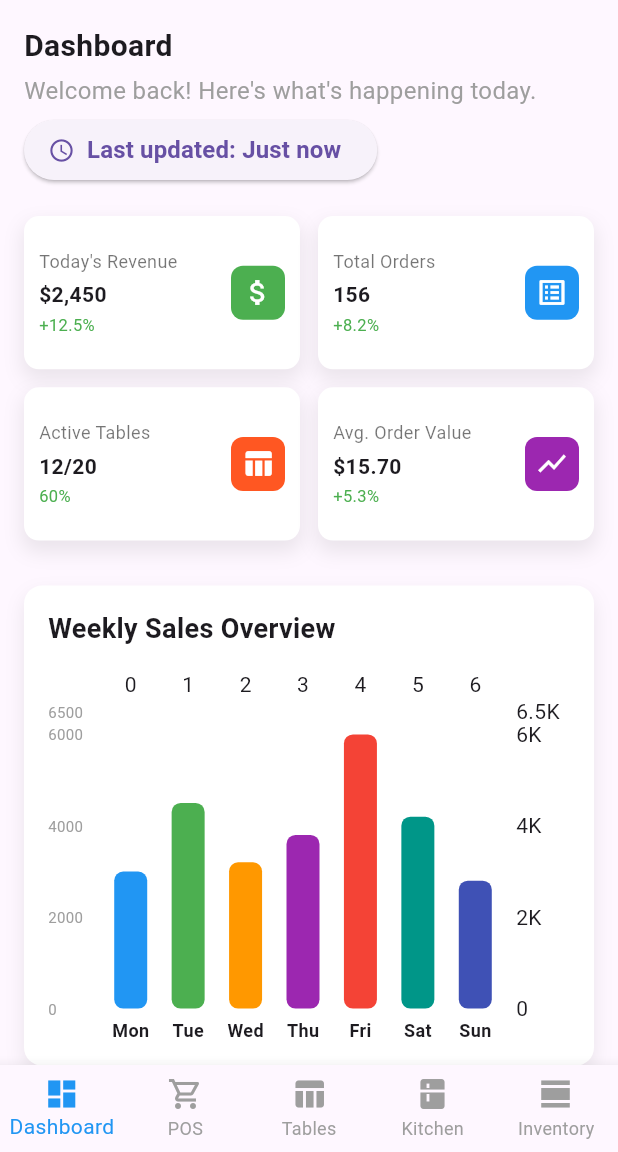
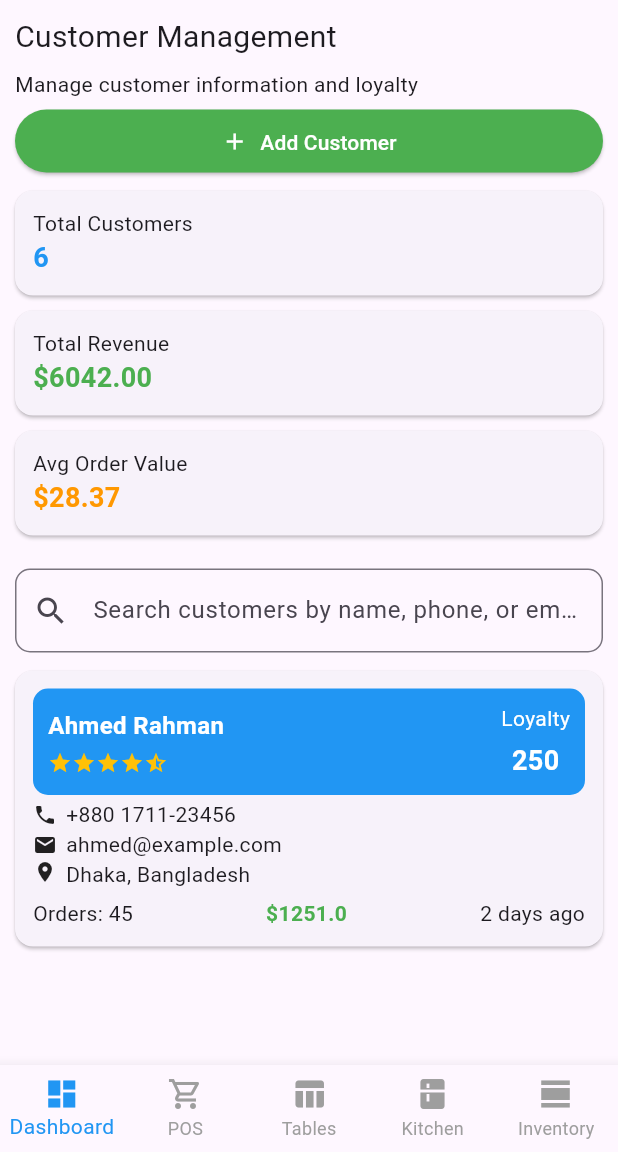
Before and after one commit to srsohan485/Restaurant, a Flutter app: the screen it shows after launch, on a phone screen of 412 x 824 dp, the part 84-1236 px from its top. Run offline on Flutter 3.47's test engine with Material 3 defaults, Android fonts, the phone set to English and light mode, and no system bars; drawn by our look-alikes of fl_chart.

Commit message:
Customerpage

```diff
--- /dev/null
+++ b/lib/customerpage.dart
@@ -0,0 +1,293 @@
+import 'package:flutter/material.dart';
+import 'package:restaurantpro/pos.dart';
+import 'package:restaurantpro/proparticepage.dart';
+import 'package:restaurantpro/table.dart';
+
+import 'dashboard.dart';
+import 'datamodel.dart';
+import 'employepage.dart';
+
+class CustomerPage extends StatefulWidget {
+  const CustomerPage({super.key});
+
+  @override
+  State<CustomerPage> createState() => _CustomerPageState();
+}
+
+class _CustomerPageState extends State<CustomerPage> {
+  @override
+  Widget build(BuildContext context) {
+    return Scaffold(
+      appBar: customAppBar(
+        title: "ResturanPro",
+        onMenuPressed: () => print("Menu clicked"),
+        onNotificationPressed: () => print("Notification clicked"),
+        onProfilePressed: () => print("Profile clicked"),
+      ),
+      body: SingleChildScrollView(
+        child: Padding(
+          padding: const EdgeInsets.all(10),
+          child: Column(
+            children: [
+              // Add Customer Button
+              Column(
+                crossAxisAlignment: CrossAxisAlignment.start,
+                children: [
+                  Text("Customer Management",style: TextStyle(fontSize: 20),),
+                  SizedBox(height: 7,),
+                  Text("Manage customer information and loyalty"),
+                  SizedBox(height: 7,),
+                  SizedBox(
+                    width: double.infinity,
+                    height: 42,
+                    child: ElevatedButton.icon(
+                      onPressed: () {},
+                      icon: const Icon(Icons.add, color: Colors.white),
+                      label: const Text("Add Customer",style: TextStyle(color: Colors.white),),
+                      style: ElevatedButton.styleFrom(
+                        backgroundColor: Colors.green,
+                        padding: const EdgeInsets.symmetric(vertical: 12),
+                      ),
+                    ),
+                  ),
+
+
+                ],
+              ),
+
+              const SizedBox(height: 12),
+
+              // Stats Cards
+              Column(
+                children: [
+                  statCard("Total Customers", "6", Colors.blue),
+                  statCard("Total Revenue", "\$6042.00", Colors.green),
+                  statCard("Avg Order Value", "\$28.37", Colors.orange),
+                ],
+              ),
+
+              const SizedBox(height: 12),
+
+              // Search
+              TextField(
+                decoration: InputDecoration(
+                  hintText: "Search customers by name, phone, or email",
+                  prefixIcon: const Icon(Icons.search),
+                  border: OutlineInputBorder(
+                    borderRadius: BorderRadius.circular(10),
+                  ),
+                ),
+              ),
+
+              const SizedBox(height: 12),
+
+              // Customer Card (List)
+              ListView.builder(
+                itemCount: customers.length,
+                shrinkWrap: true,
+                physics: const NeverScrollableScrollPhysics(),
+                itemBuilder: (context, index) {
+                  final c = customers[index];
+                  return customerCard(c);
+                },
+              ),
+            ],
+          ),
+        ),
+      ),
+
+
+      //bottomNavigationBar
+      bottomNavigationBar: BottomNavigationBar(
+        type: BottomNavigationBarType.fixed,
+        selectedItemColor: Colors.blue,
+        unselectedItemColor: Colors.grey,
+        onTap: (index) {
+          if (index == 0) {
+            Navigator.push(
+              context,
+              MaterialPageRoute(builder: (context) => Dashboard()),
+            );
+          } else if (index == 1) {
+            Navigator.push(
+              context,
+              MaterialPageRoute(builder: (context) => POSpage()),
+            );
+          } else if (index == 2) {
+            Navigator.push(
+              context,
+              MaterialPageRoute(builder: (context) => Tablescreen()),
+            );
+          } else if (index == 3){
+            Navigator.push(
+              context,
+              MaterialPageRoute(builder: (context) => EmployeePage()),
+            );
+          }else if (index == 4) {
+            // Navigator.push(
+            //   context,
+            //   MaterialPageRoute(builder: (context) => POSpage()),
+            // );
+          }else if (index == 5) {
+            // Navigator.push(
+            //   context,
+            //   MaterialPageRoute(builder: (context) => EmployeePage()),
+            // );
+          }
+        },
+        items: const [
+          BottomNavigationBarItem(icon: Icon(Icons.dashboard), label: 'Dashboard'),
+          BottomNavigationBarItem(icon: Icon(Icons.shopping_cart_outlined), label: 'POS'),
+          BottomNavigationBarItem(icon: Icon(Icons.table_chart), label: 'Tables'),
+          BottomNavigationBarItem(icon: Icon(Icons.kitchen), label: 'Kitchen'),
+          BottomNavigationBarItem(icon: Icon(Icons.view_day_sharp), label: 'Inventory'),
+        ],
+      ),
+
+
+    );
+  }
+
+  Widget statCard(String title, String value, Color color) {
+    return SizedBox(
+      width: double.infinity,
+      child: Card(
+        margin: const EdgeInsets.only(bottom: 10),
+        child: Padding(
+          padding: const EdgeInsets.all(12),
+          child: Column(
+            crossAxisAlignment: CrossAxisAlignment.start,
+            children: [
+              Text(title, style: const TextStyle(fontSize: 14)),
+              Text(
+                value,
+                style: TextStyle(
+                  fontSize: 18,
+                  color: color,
+                  fontWeight: FontWeight.bold,
+                ),
+              ),
+            ],
+          ),
+        ),
+      ),
+    );
+  }
+
+
+  Widget customerCard(Customer c) {
+    return Card(
+      margin: const EdgeInsets.only(bottom: 10),
+      child: Padding(
+        padding: const EdgeInsets.all(12),
+        child: Row(
+          children: [
+
+            Expanded(
+              child: Column(
+                crossAxisAlignment: CrossAxisAlignment.start,
+                children: [
+
+                  Container(
+                    padding: const EdgeInsets.all(10),
+                    decoration: BoxDecoration(
+                      color: Colors.blue,
+                      borderRadius: BorderRadius.circular(10),
+                    ),
+                    child: Row(
+                      mainAxisAlignment: MainAxisAlignment.spaceBetween,
+                      children: [
+                        Column(
+                          crossAxisAlignment: CrossAxisAlignment.start,
+                          children: [
+                            Text(
+                              c.name,
+                              style: const TextStyle(
+                                fontSize: 16,
+                                fontWeight: FontWeight.bold,
+                                color: Colors.white
+                              ),
+                            ),SizedBox(height: 5,),
+
+                            Row(
+                              children: List.generate(5, (index) {
+                                if (index + 1 <= c.rating) {
+                                  return const Icon(Icons.star, color: Colors.amber, size: 16);
+                                }
+                                else if (index + 0.5 <= c.rating) {
+                                  return const Icon(Icons.star_half, color: Colors.amber, size: 16);
+                                }
+                                else {
+                                  return const Icon(Icons.star_border, color: Colors.amber, size: 16);
+                                }
+                              }),
+                            ),
+                          ],
+                        ),SizedBox(height: 10,),
+                        Column(
+                          children: [
+                            const Text("Loyalty",style: TextStyle(color: Colors.white),),
+                            SizedBox(height: 5,),
+                            Text(
+                              "${c.loyaltyPoints}",
+                              style: const TextStyle(
+                                  fontSize: 18,
+                                  color: Colors.white,
+                                  fontWeight: FontWeight.bold),
+                            )
+                          ],
+                        )
+                      ],
+                    ),
+                  ),
+                SizedBox(height: 3,),
+                Row(
+                    children: [
+                      const Icon(Icons.phone, size: 16),
+                      const SizedBox(width: 6),
+                      Text(c.phone),
+                    ],
+                  ),
+
+                  Row(
+                    children: [
+                      const Icon(Icons.email, size: 16),
+                      const SizedBox(width: 6),
+                      Text(c.email),
+                    ],
+                  ),
+                  Row(
+                    crossAxisAlignment: CrossAxisAlignment.start,
+                    children: [
+                      const Icon(Icons.location_on, size: 16),
+                      const SizedBox(width: 6),
+                      Expanded(
+                        child: Text(
+                          c.address,
+                          maxLines: 2,
+                          overflow: TextOverflow.ellipsis,
+                        ),
+                      ),
+                    ],
+                  ),
+                  const SizedBox(height: 6),
+                  Row(
+                    mainAxisAlignment: MainAxisAlignment.spaceBetween,
+                    children: [
+                      Text("Orders: ${c.totalOrders}"),
+                      Text("\$${c.totalSpent}",
+                          style: const TextStyle(
+                              color: Colors.green,
+                              fontWeight: FontWeight.bold)),
+                      Text(c.lastVisit),
+                    ],
+                  )
+                ],
+              ),
+            ),
+          ],
+        ),
+      ),
+    );
+  }
+}
--- a/lib/dashboard.dart
+++ b/lib/dashboard.dart
@@ -3,6 +3,7 @@ import 'package:flutter/material.dart';
 import 'package:restaurantpro/pos.dart';
 import 'package:restaurantpro/table.dart';
 
+import 'customerpage.dart';
 import 'employepage.dart';
 import 'datamodel.dart';
 import 'invetory.dart';
@@ -67,10 +68,12 @@ class _DashboardState extends State<Dashboard> {
     const Dashboard(),
     POSpage(),
     Tablescreen(),
-    EmployeePage(),
     KitchenOrderPage(),
     InventoryPage(),
+    CustomerPage(),
+    EmployeePage(),
     OffersPage(),
+
 
   ];
 
--- a/lib/datamodel.dart
+++ b/lib/datamodel.dart
@@ -375,3 +375,43 @@ final OfferModel weekendOffer = OfferModel(
   validTo: DateTime(2024, 1, 14),
   isActive: true,
 );
+
+
+class Customer {
+  final String name;
+  final double rating;
+  final String phone;
+  final String email;
+  final String address;
+  final int loyaltyPoints;
+  final double totalSpent;
+  final int totalOrders;
+  final String lastVisit;
+
+  Customer({
+    required this.name,
+    required this.rating,
+    required this.phone,
+    required this.email,
+    required this.address,
+    required this.loyaltyPoints,
+    required this.totalSpent,
+    required this.totalOrders,
+    required this.lastVisit,
+  });
+}
+
+
+List<Customer> customers = [
+  Customer(
+    name: "Ahmed Rahman",
+    rating: 4.5,
+    phone: "+880 1711-23456",
+    email: "ahmed@example.com",
+    address: "Dhaka, Bangladesh",
+    loyaltyPoints: 250,
+    totalSpent: 1251,
+    totalOrders: 45,
+    lastVisit: "2 days ago",
+  ),
+];
--- a/lib/main.dart
+++ b/lib/main.dart
@@ -1,5 +1,6 @@
 import 'package:flutter/material.dart';
 
+import 'customerpage.dart';
 import 'dashboard.dart';
 
 void main() {
@@ -14,7 +15,7 @@ class MyApp extends StatelessWidget {
   Widget build(BuildContext context) {
     return MaterialApp(
       debugShowCheckedModeBanner: false,
-      home: Dashboard(),
+      home: CustomerPage(),
     );
   }
 
--- a/pubspec.yaml
+++ b/pubspec.yaml
@@ -35,6 +35,7 @@ dependencies:
   # Use with the CupertinoIcons class for iOS style icons.
   cupertino_icons: ^1.0.8
   fl_chart: ^0.66.0
+  flutter_rating_bar: ^4.0.1
 
 dev_dependencies:
   flutter_test:
```
Also changed, not shown: pubspec.lock.
